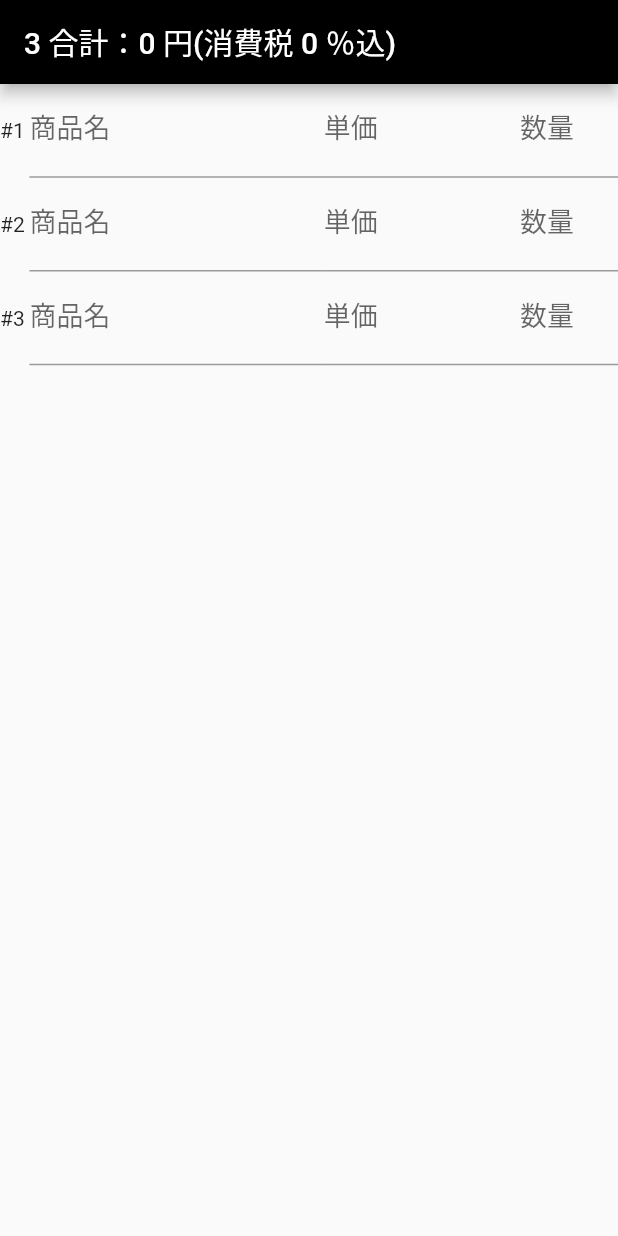
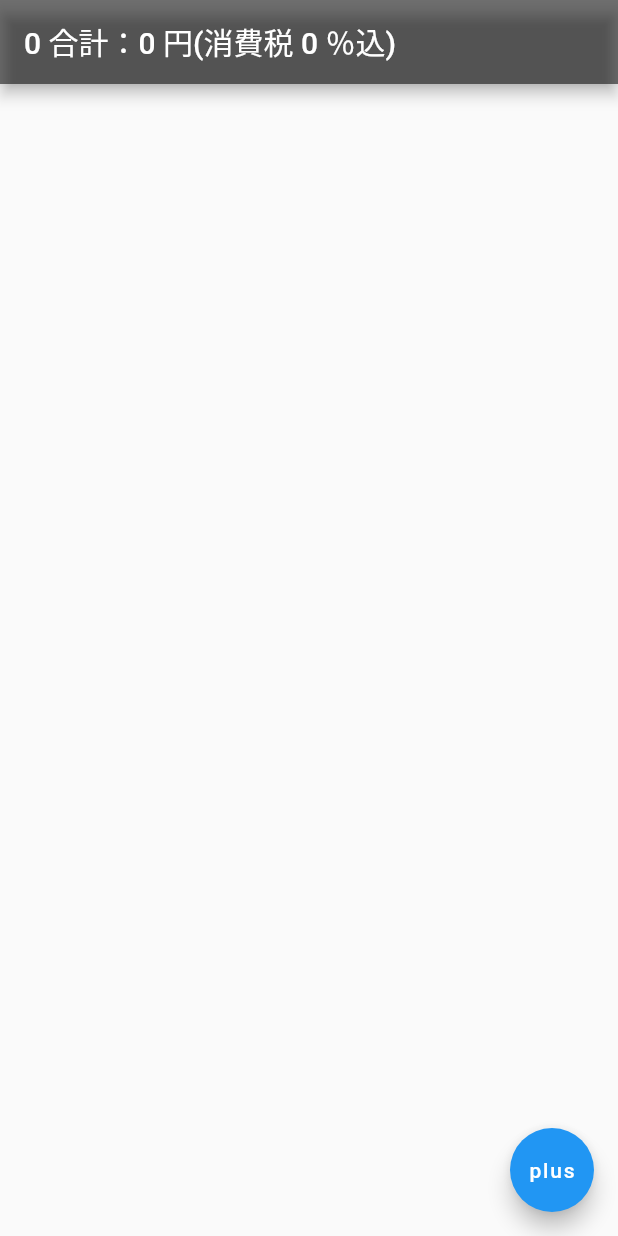
Before and after one commit to Nagao-Y/Android_shopping_list, a Flutter app: the screen it shows after launch, on a phone screen of 412 x 824 dp. Run offline on Flutter 3.47's test engine with Material 2 defaults, Android fonts, the phone set to English and light mode, and no system bars.

Commit message:
ボタンタップでリストの追加ができるようになった

```diff
--- a/lib/main.dart
+++ b/lib/main.dart
@@ -28,7 +28,7 @@ class _MyHomePageState extends State<MyHomePage> {
   final GlobalKey<ScaffoldState> _scaffoldKey = new GlobalKey<ScaffoldState>();
   int _id;
 
-  static int _thingCounter = 3;
+  static int _thingCounter = 0;
   int _sum = 0;
   int _tax = 0;
 
@@ -39,19 +39,20 @@ class _MyHomePageState extends State<MyHomePage> {
       key: _scaffoldKey,
       appBar: AppBar(
         title: Text('$_thingCounter 合計：$_sum 円(消費税 $_tax ％込)'),
-        backgroundColor: Colors.black,
+        backgroundColor: Colors.black54,
       ),
       body: new ListView(
         children: new List.generate(_thingCounter, (int index){
           index += 1;
           return new Container(
-            child: Row(children: [
+            child: Row(
+              children: [
                     Expanded(
                       flex: 3,
                       child: Text("#$index"),
                     ),
 
-                 //商品名
+                    //商品名
                     Expanded(
                       flex: 30,
                       child: TextField(
@@ -93,21 +94,16 @@ class _MyHomePageState extends State<MyHomePage> {
                         ),
                       ),
                     ),
-            ],),
+              ],
+            ),
           );
         },),
       ),
+      floatingActionButton: new FloatingActionButton(
+        onPressed: _createNewList,
+        child: Text("plus"),
+      ),
     );
-  }
-
-
-  Widget addButtonBuild(BuildContext context){
-     return  FlatButton(
-       child: Text("+"),
-       onPressed: _createNewList(),
-       padding:EdgeInsets.all(10.0),
-       color: Colors.grey,
-     );
   }
 
   _createNewList(){
@@ -118,7 +114,6 @@ class _MyHomePageState extends State<MyHomePage> {
 
   _changeItemData(int id,String goodsName,int price,int pieces){//数値を反映させる
     setState(() {//この中に変数の処理を書く
-
     });
   }
 
```
